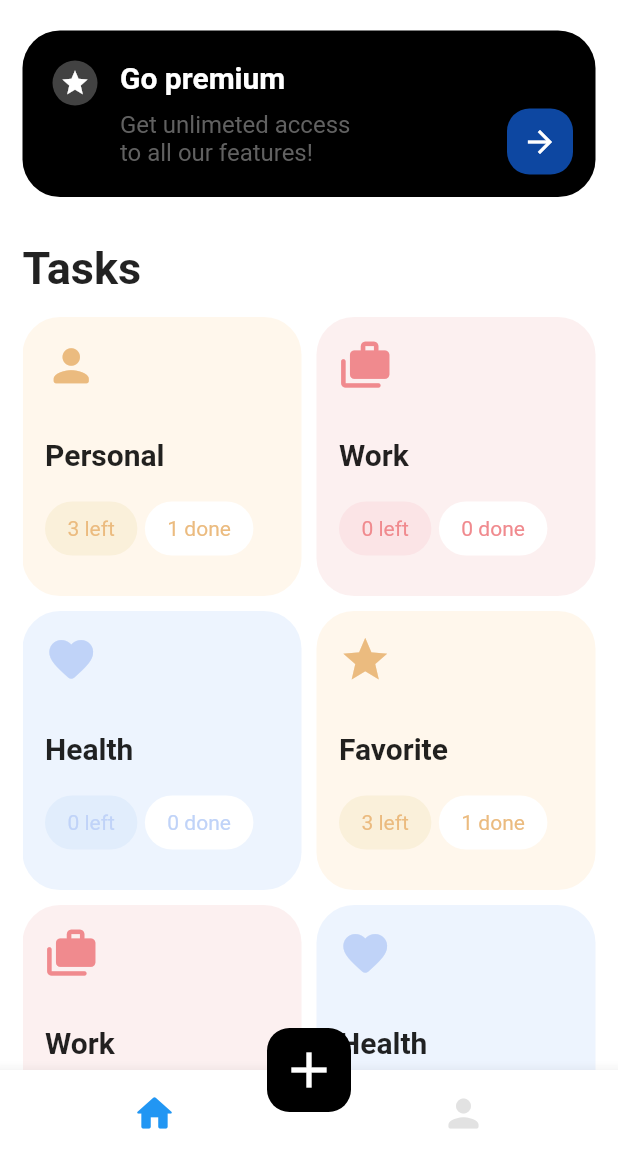
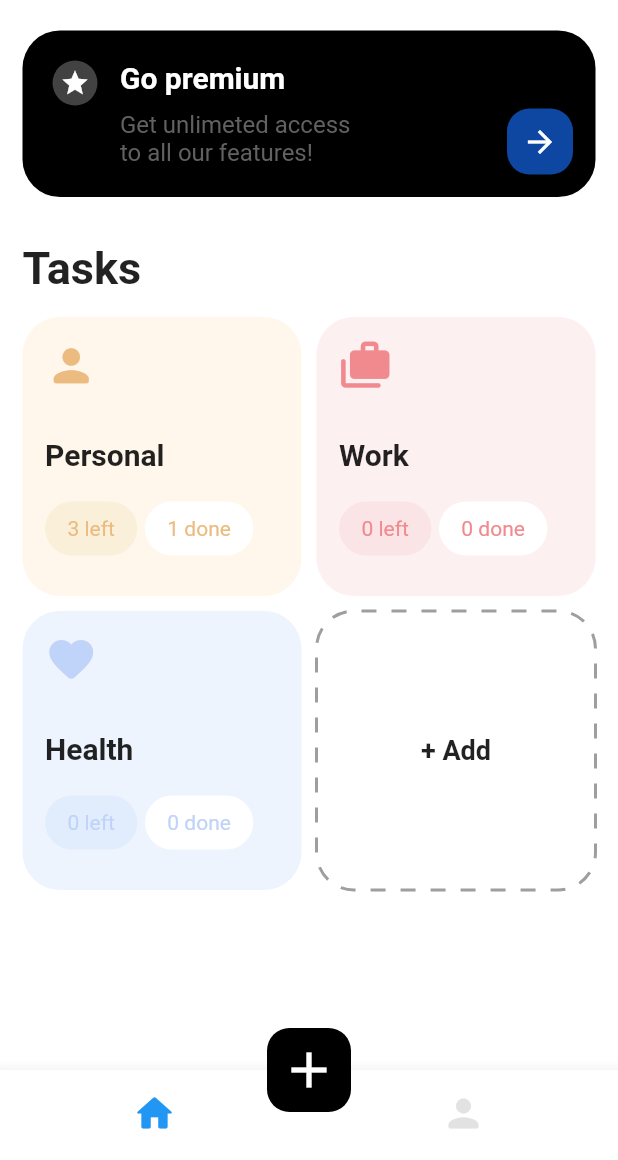
Before and after one commit to Sipal00/dailytasksssss, a Flutter app: the screen it shows after launch, on a phone screen of 412 x 824 dp, the part 76-1236 px from its top. Run offline on Flutter 3.47's test engine with Material 2 defaults, Android fonts, the phone set to English and light mode, and no system bars; drawn by our look-alikes of dotted_border; our stand-ins replace animated_theme_switcher, cloud_firestore, firebase_auth, firebase_core, flutter_signin_button, google_sign_in and 4 more; missing offline and left inert: dart:ffi; accounts and stored records are empty.

Commit message:
add some detail

```diff
--- a/lib/addTasks/addTasks.dart
+++ b/lib/addTasks/addTasks.dart
@@ -1,5 +1,6 @@
 import 'package:dailytasksssss/addTasks/TasksFormWidget.dart';
 import 'package:dailytasksssss/addTasks/provider/taskProvider.dart';
+import 'package:dailytasksssss/constants/colors.dart';
 import 'package:dailytasksssss/models/task.dart';
 import 'package:flutter/material.dart';
 import 'package:provider/provider.dart';
@@ -29,7 +30,6 @@ class _AddTasksState extends State<AddTasks> {
                 style: TextStyle(
                   fontWeight: FontWeight.bold,
                   fontSize: 22,
-
                 ),
               ),
               const SizedBox(height: 8),
@@ -49,8 +49,15 @@ class _AddTasksState extends State<AddTasks> {
       return;
     } else {
       final task = Task(
+        iconData: Icons.favorite_border,
         title: title,
         description: description,
+        bgColor: kRedLight,
+        iconColor: kRedDark,
+        btnColor: kRed,
+        left: 0,
+        done: 10,
+        desc: [],
         createdTime: DateTime.now(),
       );
       final provider = Provider.of<TasksProvider>(context, listen: false);
--- a/lib/addTasks/provider/taskProvider.dart
+++ b/lib/addTasks/provider/taskProvider.dart
@@ -140,7 +140,7 @@ class TasksProvider extends ChangeNotifier {
     ),
     Task(isLast: true)
   ];
-  List<Task> get tasks => _tasks.where((task) => task.isDone == false).toList();
+  List<Task> get tasks => _tasks.toList();
 
   List<Task> get tasksCompleted =>
       _tasks.where((task) => task.isDone == true).toList();
--- a/lib/models/task.dart
+++ b/lib/models/task.dart
@@ -163,140 +163,7 @@ class Task {
         left: 0,
         done: 0,
       ),
-      Task(
-          iconData: Icons.star,
-          title: "Favorite",
-          bgColor: kYellowLight,
-          iconColor: kYellowDark,
-          btnColor: kYellow,
-          left: 3,
-          done: 1,
-          desc: [
-            {
-              "time": "09:00",
-              "title": " something ",
-              "slot": "09:00 - 10:00",
-              "tlColor": kBlueDark,
-              "bgColor": kBlueLight,
-            },
-            {
-              "time": "11:00",
-              "title": "Work at Computer",
-              "slot": "11:00 - 12:00",
-              "tlColor": kYellowDark,
-              "bgColor": kYellowLight,
-            },
-            {
-              "time": "13:00",
-              "title": "  ",
-              "slot": " ",
-              "tlColor": Colors.grey.withOpacity(0.1)
-            },
-            {
-              "time": "14:00",
-              "title": "Eat Something",
-              "slot": "14:00 - 15:00",
-              "tlColor": kRedDark,
-              "bgColor": kRedLight,
-            },
-            {
-              "time": "15:00",
-              "title": "  ",
-              "slot": " ",
-              "tlColor": Colors.grey.withOpacity(0.1)
-            },
-            {
-              "time": "16:00",
-              "title": "  ",
-              "slot": " ",
-              "tlColor": Colors.grey.withOpacity(0.1)
-            },
-            {
-              "time": "17:00",
-              "title": "  ",
-              "slot": " ",
-              "tlColor": Colors.grey.withOpacity(0.1)
-            },
-            {
-              "time": "18:00",
-              "title": "Use social media",
-              "slot": "18:00 - 19:00",
-              "tlColor": kRedDark,
-              "bgColor": kRedLight,
-            },
-          ]),
-      Task(
-          iconData: Icons.cases_rounded,
-          title: "Work",
-          bgColor: kRedLight,
-          iconColor: kRedDark,
-          btnColor: kRed,
-          left: 0,
-          done: 0,
-          desc: [
-            {
-              "time": "13:00",
-              "title": "  ",
-              "slot": " ",
-              "tlColor": Colors.grey.withOpacity(0.1)
-            },
-            {
-              "time": "14:00",
-              "title": " ",
-              "slot": "14:00 - 15:00",
-              "tlColor": kRedDark,
-              "bgColor": kRedLight,
-            },
-            {
-              "time": "15:00",
-              "title": "  ",
-              "slot": " ",
-              "tlColor": Colors.grey.withOpacity(0.1)
-            },
-            {
-              "time": "16:00",
-              "title": "  ",
-              "slot": " ",
-              "tlColor": kYellowDark,
-              "bgColor": kYellowLight,
-            },
-            {
-              "time": "17:00",
-              "title": "  ",
-              "slot": " ",
-              "tlColor": Colors.grey.withOpacity(0.1)
-            },
-            {
-              "time": "18:00",
-              "title": "  ",
-              "slot": " ",
-              "tlColor": Colors.grey.withOpacity(0.1)
-            },
-            {
-              "time": "19:00",
-              "title": "doing something",
-              "slot": "19:00 - 20:00",
-              "tlColor": kBlueDark,
-              "bgColor": kBlueLight,
-            },
-            {
-              "time": "20:00",
-              "title": "something  ",
-              "slot": "20:00 - 21:00",
-              "tlColor": kBlueDark,
-              "bgColor": kBlueLight,
-            }
-          ]),
-      Task(
-        iconData: Icons.favorite_rounded,
-        title: "Health",
-        bgColor: kBlueLight,
-        iconColor: kBlueDark,
-        btnColor: kBlue,
-        left: 0,
-        done: 0,
-      ),
-      // Task(isLast: true)
+      Task(isLast: true)
     ];
   }
 }
--- a/lib/pageProf/edit_prof.dart
+++ b/lib/pageProf/edit_prof.dart
@@ -65,13 +65,13 @@ class _EditProfilePageState extends State<EditProfilePage> {
                   text: user.email,
                   onChanged: (email) => user = user.copy(email: email),
                 ),
-                /*const SizedBox(height: 24),
+                const SizedBox(height: 24),
                 TextFieldWidget(
                   label: 'About',
                   text: user.about,
                   maxLines: 5,
                   onChanged: (about) => user = user.copy(about: about),
-                */
+                ),
                 const SizedBox(height: 24),
                 ButtonWidget(
                   text: 'Save',
--- a/lib/pageProf/page_pro.dart
+++ b/lib/pageProf/page_pro.dart
@@ -41,6 +41,7 @@ class _ProfilePageState extends State<ProfilePage> {
               const SizedBox(height: 24),
               NumbersWidget(),
               const SizedBox(height: 48),
+              buildAbout(user),
             ],
           ),
         ),
@@ -71,4 +72,22 @@ class _ProfilePageState extends State<ProfilePage> {
           setState(() {});
         },
       );
+
+  Widget buildAbout(User user) => Container(
+        padding: EdgeInsets.symmetric(horizontal: 48),
+        child: Column(
+          crossAxisAlignment: CrossAxisAlignment.start,
+          children: [
+            Text(
+              "About Me",
+              style: TextStyle(fontSize: 24, fontWeight: FontWeight.bold),
+            ),
+            SizedBox(height: 16),
+            Text(
+              user.about,
+              style: TextStyle(fontSize: 16, height: 1.4),
+            )
+          ],
+        ),
+      );
 }
--- a/lib/screens/home/home.dart
+++ b/lib/screens/home/home.dart
@@ -125,38 +125,3 @@ class _HomePageState extends State<HomePage> {
     );
   }
 }
-
-
-   /* final user = UserPreferences.getUser();
-
-    final isDarkMode = user.isDarkMode;
-    final icon =
-        isDarkMode ? CupertinoIcons.sun_max : CupertinoIcons.moon_stars;
-
-    return AppBar(
-      leading: BackButton(
-        color: Colors.black,
-      ),
-      backgroundColor: Colors.transparent,
-      elevation: 0,
-      actions: [
-        ThemeSwitcher(
-          builder: (context) => IconButton(
-            icon: Icon(
-              icon,
-              color: Colors.black,
-            ),
-            onPressed: () {
-              final theme =
-                  isDarkMode ? MyThemes.lightTheme : MyThemes.darkTheme;
-
-              final switcher = ThemeSwitcher.of(context);
-              switcher.changeTheme(theme: theme);
-            },
-          ),
-        ),
-      ],
-    );
-  }
-}
-*/
--- a/lib/screens/home/widgets/tasks.dart
+++ b/lib/screens/home/widgets/tasks.dart
@@ -9,7 +9,7 @@ import 'package:dotted_border/dotted_border.dart';
 import 'package:provider/provider.dart';
 
 class Tasks extends StatelessWidget {
-  final tasksList = Task.generateTasks();
+  //final tasksList = Task.generateTasks();
   @override
   Widget build(BuildContext context) {
     final provider = Provider.of<TasksProvider>(context);
@@ -18,12 +18,12 @@ class Tasks extends StatelessWidget {
     return Container(
       padding: EdgeInsets.symmetric(horizontal: 15),
       child: GridView.builder(
-          itemCount: tasksList.length,
+          itemCount: tasks.length,
           gridDelegate: SliverGridDelegateWithFixedCrossAxisCount(
               crossAxisCount: 2, crossAxisSpacing: 10, mainAxisSpacing: 10),
-          itemBuilder: (context, index) => tasksList[index].isLast
+          itemBuilder: (context, index) => tasks[index].isLast
               ? _buildAddTask()
-              : _buildTask(context, tasksList[index])),
+              : _buildTask(context, tasks[index])),
     );
   }
 
```
